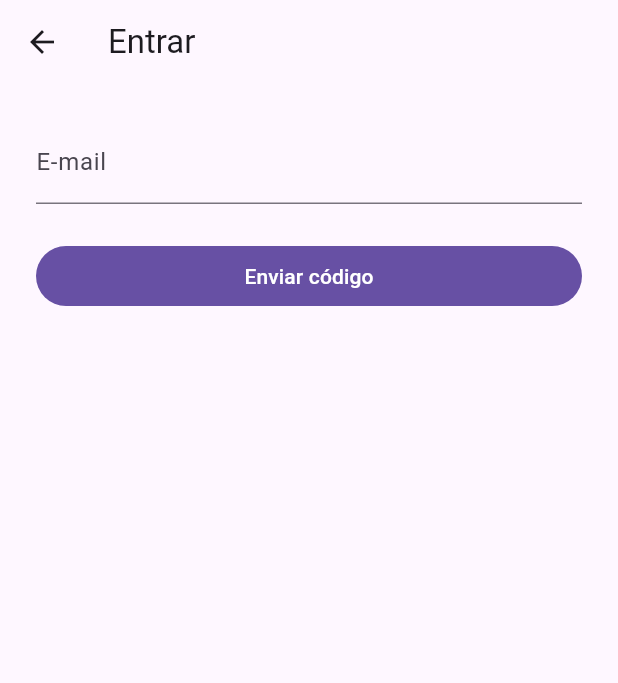
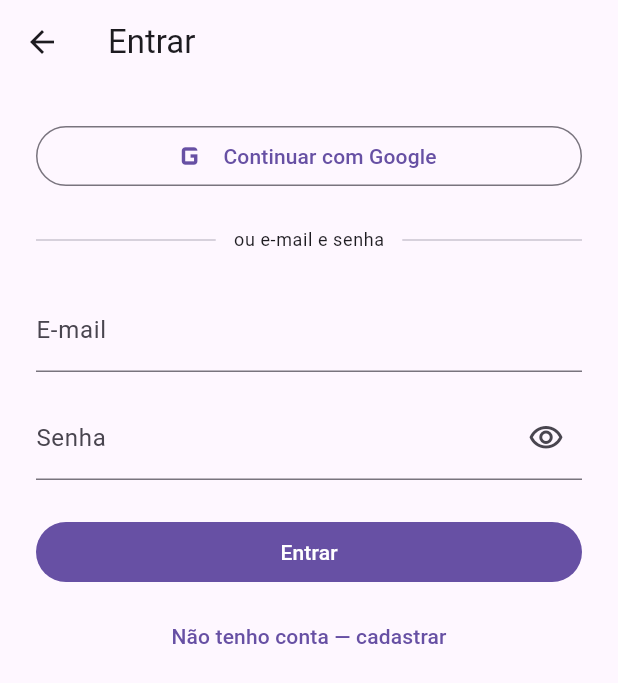
Before and after one commit to HugoPoletto34/RadarFamiliar, a Flutter app: the SignInPage screen opened directly, on a phone screen of 412 x 824 dp. Shown: the top 683 px of the screen. Run offline on Flutter 3.47's test engine with Material 3 defaults, Android fonts, the phone set to English and light mode, and no system bars; our stand-ins replace firebase_core, flutter_map, flutter_secure_storage, geolocator, google_maps_flutter, latlong2 and 1 more; accounts and stored records are empty.

Commit message:
feat(auth): Google e e-mail/senha; OTP só na confirmação
Substitui login por OTP diário por Google OAuth e senha. Código de
6 dígitos permanece apenas no cadastro por e-mail. Deep links Android
e iOS, confirmação local ligada, docs/auth.md e atualização SMTP/Google.

Co-authored-by: Hugo Poletto A. Gomes <HugoPoletto34@users.noreply.github.com>

```diff
--- /dev/null
+++ b/lib/core/auth/auth_redirect.dart
@@ -0,0 +1,8 @@
+import '../config/env.dart';
+
+/// URL de retorno do OAuth (Google) após login no navegador in-app.
+abstract final class AuthRedirect {
+  static String get uri => Env.isProd
+      ? 'br.com.radarfamiliar://login-callback'
+      : 'br.com.radarfamiliar.dev://login-callback';
+}
--- a/lib/features/auth/sign_in_page.dart
+++ b/lib/features/auth/sign_in_page.dart
@@ -1,8 +1,10 @@
 import 'package:flutter/material.dart';
 import 'package:supabase_flutter/supabase_flutter.dart';
 
-/// Login por código de 6 dígitos enviado por e-mail (OTP). Google e Apple
-/// entram no M2, junto com data de nascimento e aceite dos termos.
+import '../../core/auth/auth_redirect.dart';
+
+/// Login com Google ou e-mail e senha. Código de 6 dígitos só na confirmação
+/// do cadastro por e-mail (não no login diário).
 class SignInPage extends StatefulWidget {
   const SignInPage({super.key});
 
@@ -12,8 +14,12 @@ class SignInPage extends StatefulWidget {
 
 class _SignInPageState extends State<SignInPage> {
   final _email = TextEditingController();
+  final _password = TextEditingController();
   final _code = TextEditingController();
-  bool _codeSent = false;
+
+  bool _registerMode = false;
+  bool _awaitingEmailConfirm = false;
+  bool _obscurePassword = true;
   bool _busy = false;
   String? _error;
 
@@ -22,6 +28,7 @@ class _SignInPageState extends State<SignInPage> {
   @override
   void dispose() {
     _email.dispose();
+    _password.dispose();
     _code.dispose();
     super.dispose();
   }
@@ -34,7 +41,16 @@ class _SignInPageState extends State<SignInPage> {
     try {
       await action();
     } on AuthException catch (e) {
-      _error = e.message;
+      if (!_registerMode &&
+          !_awaitingEmailConfirm &&
+          e.message.toLowerCase().contains('email not confirmed')) {
+        setState(() {
+          _awaitingEmailConfirm = true;
+          _error = null;
+        });
+        return;
+      }
+      _error = _friendlyAuthError(e);
     } on Object catch (e) {
       _error = 'Erro inesperado: $e';
     } finally {
@@ -42,57 +58,196 @@ class _SignInPageState extends State<SignInPage> {
     }
   }
 
-  Future<void> _sendCode() => _run(() async {
-    await _auth.signInWithOtp(email: _email.text.trim());
-    _codeSent = true;
+  String _friendlyAuthError(AuthException e) {
+    final msg = e.message.toLowerCase();
+    if (msg.contains('email not confirmed')) {
+      return 'Confirme seu e-mail com o código de 6 dígitos antes de entrar.';
+    }
+    if (msg.contains('invalid login credentials')) {
+      return 'E-mail ou senha incorretos.';
+    }
+    return e.message;
+  }
+
+  String get _trimmedEmail => _email.text.trim();
+
+  Future<void> _signInWithGoogle() => _run(() async {
+    await _auth.signInWithOAuth(
+      OAuthProvider.google,
+      redirectTo: AuthRedirect.uri,
+      authScreenLaunchMode: LaunchMode.externalApplication,
+    );
   });
 
-  Future<void> _verify() => _run(() async {
+  Future<void> _signInWithPassword() => _run(() async {
+    await _auth.signInWithPassword(
+      email: _trimmedEmail,
+      password: _password.text,
+    );
+  });
+
+  Future<void> _signUp() => _run(() async {
+    final response = await _auth.signUp(
+      email: _trimmedEmail,
+      password: _password.text,
+    );
+    if (response.session != null) return;
+    setState(() {
+      _awaitingEmailConfirm = true;
+      _error = null;
+    });
+  });
+
+  Future<void> _confirmSignUpCode() => _run(() async {
     await _auth.verifyOTP(
-      type: OtpType.email,
-      email: _email.text.trim(),
+      type: OtpType.signup,
+      email: _trimmedEmail,
       token: _code.text.trim(),
     );
   });
 
+  Future<void> _resendSignUpCode() => _run(() async {
+    await _auth.resend(type: OtpType.signup, email: _trimmedEmail);
+  });
+
+  void _toggleMode() {
+    setState(() {
+      _registerMode = !_registerMode;
+      _awaitingEmailConfirm = false;
+      _error = null;
+      _code.clear();
+    });
+  }
+
+  Future<void> _submitPrimary() async {
+    if (_awaitingEmailConfirm) {
+      await _confirmSignUpCode();
+      return;
+    }
+    if (_registerMode) {
+      await _signUp();
+      return;
+    }
+    await _signInWithPassword();
+  }
+
   @override
   Widget build(BuildContext context) {
+    final title = _awaitingEmailConfirm
+        ? 'Confirmar e-mail'
+        : (_registerMode ? 'Criar conta' : 'Entrar');
+
     return Scaffold(
-      appBar: AppBar(title: const Text('Entrar')),
+      appBar: AppBar(title: Text(title)),
       body: SafeArea(
         child: ListView(
           padding: const EdgeInsets.all(24),
           children: [
+            if (!_awaitingEmailConfirm) ...[
+              OutlinedButton.icon(
+                onPressed: _busy ? null : _signInWithGoogle,
+                icon: const Icon(Icons.g_mobiledata, size: 28),
+                label: const Text('Continuar com Google'),
+              ),
+              const SizedBox(height: 24),
+              Row(
+                children: [
+                  const Expanded(child: Divider()),
+                  Padding(
+                    padding: const EdgeInsets.symmetric(horizontal: 12),
+                    child: Text(
+                      'ou e-mail e senha',
+                      style: Theme.of(context).textTheme.bodySmall,
+                    ),
+                  ),
+                  const Expanded(child: Divider()),
+                ],
+              ),
+              const SizedBox(height: 24),
+            ],
             TextField(
               controller: _email,
-              enabled: !_codeSent,
+              enabled: !_awaitingEmailConfirm && !_busy,
               keyboardType: TextInputType.emailAddress,
               autofillHints: const [AutofillHints.email],
               decoration: const InputDecoration(labelText: 'E-mail'),
             ),
-            if (_codeSent) ...[
+            if (!_awaitingEmailConfirm) ...[
+              const SizedBox(height: 16),
+              TextField(
+                controller: _password,
+                enabled: !_busy,
+                obscureText: _obscurePassword,
+                autofillHints: _registerMode
+                    ? const [AutofillHints.newPassword]
+                    : const [AutofillHints.password],
+                decoration: InputDecoration(
+                  labelText: 'Senha',
+                  suffixIcon: IconButton(
+                    onPressed: () =>
+                        setState(() => _obscurePassword = !_obscurePassword),
+                    icon: Icon(
+                      _obscurePassword
+                          ? Icons.visibility_outlined
+                          : Icons.visibility_off_outlined,
+                    ),
+                  ),
+                ),
+              ),
+            ],
+            if (_awaitingEmailConfirm) ...[
+              const SizedBox(height: 16),
+              Text(
+                'Enviamos um código de 6 dígitos para $_trimmedEmail. '
+                'Digite-o abaixo para confirmar o cadastro.',
+                style: Theme.of(context).textTheme.bodyMedium,
+              ),
               const SizedBox(height: 16),
               TextField(
                 controller: _code,
                 keyboardType: TextInputType.number,
                 autofillHints: const [AutofillHints.oneTimeCode],
                 decoration: const InputDecoration(
-                  labelText: 'Código recebido por e-mail',
+                  labelText: 'Código de confirmação',
                 ),
               ),
             ],
             const SizedBox(height: 24),
             FilledButton(
-              onPressed: _busy ? null : (_codeSent ? _verify : _sendCode),
-              child: Text(_codeSent ? 'Confirmar código' : 'Enviar código'),
+              onPressed: _busy ? null : _submitPrimary,
+              child: Text(
+                _awaitingEmailConfirm
+                    ? 'Confirmar cadastro'
+                    : (_registerMode ? 'Cadastrar' : 'Entrar'),
+              ),
             ),
-            if (_codeSent)
+            if (_awaitingEmailConfirm)
               TextButton(
-                onPressed: _busy
-                    ? null
-                    : () => setState(() => _codeSent = false),
-                child: const Text('Trocar e-mail'),
+                onPressed: _busy ? null : _resendSignUpCode,
+                child: const Text('Reenviar código'),
               ),
+            const SizedBox(height: 8),
+            TextButton(
+              onPressed: _busy
+                  ? null
+                  : () {
+                      if (_awaitingEmailConfirm) {
+                        setState(() {
+                          _awaitingEmailConfirm = false;
+                          _code.clear();
+                        });
+                      } else {
+                        _toggleMode();
+                      }
+                    },
+              child: Text(
+                _awaitingEmailConfirm
+                    ? 'Voltar'
+                    : (_registerMode
+                          ? 'Já tenho conta — entrar'
+                          : 'Não tenho conta — cadastrar'),
+              ),
+            ),
             if (_error != null) ...[
               const SizedBox(height: 16),
               Text(
```
Also changed, not shown: 8 other files.
